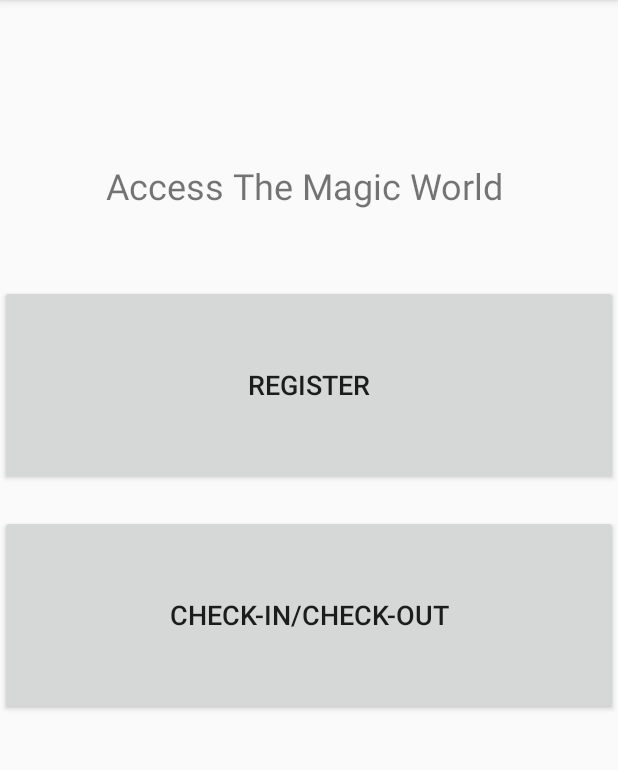
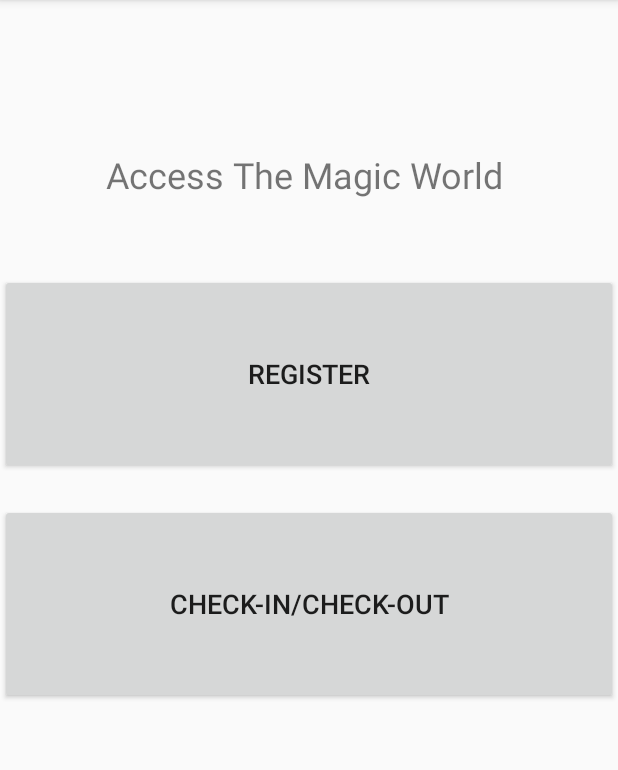
Before and after one commit to gabrieladinu/licenta, an Android app: the screen it shows after launch (MainActivity), on a phone screen of 412 x 824 dp, the part 84-854 px from its top. Run offline under Robolectric (Android 15) with nearby library versions, the phone set to English and light mode, and no system bars.

```diff
--- a/app/src/main/res/layout/activity_choice.xml
+++ b/app/src/main/res/layout/activity_choice.xml
@@ -12,7 +12,7 @@
         android:layout_width="match_parent"
         android:layout_height="wrap_content"
         android:layout_alignParentTop="true"
-        android:layout_marginTop="107dp"
+        android:layout_marginTop="100dp"
         android:text="Access The Magic World "
         android:textAlignment="center"
         android:textSize="24dp"
```
